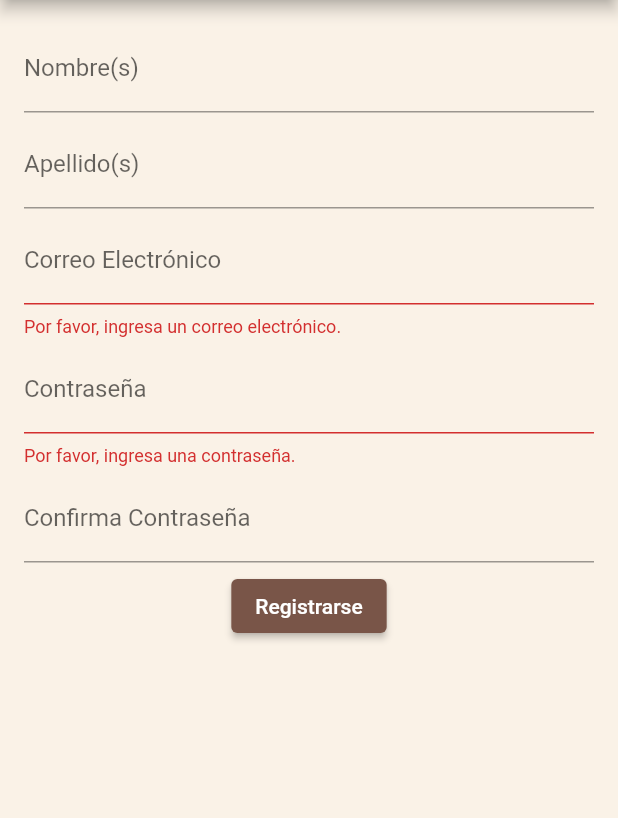
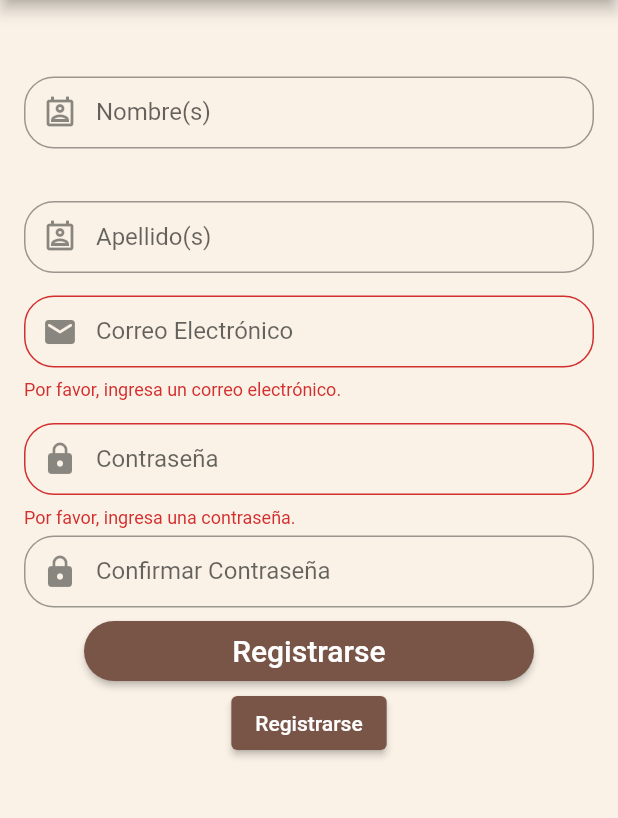
Before and after one commit to cuatedani/gps_baby_care, a Flutter app: the RegistroView screen opened directly, after a tap on "Registrarse", on a phone screen of 412 x 824 dp, the part 84-902 px from its top. Run offline on Flutter 3.47's test engine with Material 2 defaults, Android fonts, the light colour scheme and no system bars; our stand-ins replace cloud_firestore, firebase_core, firebase_storage, image_picker; accounts and stored records are empty; Roboto replaces fonts that are missing (NerkoOne).

Commit message:
Sign in 1.0

```diff
--- a/lib/Vistas/Generales/RegistroView.dart
+++ b/lib/Vistas/Generales/RegistroView.dart
@@ -43,46 +43,163 @@ class _RegistroViewState extends State<RegistroView> {
                 _autovalidateMode, // Define el modo de validación automática
             child: Column(
               children: <Widget>[
+                SizedBox(
+                  height: 35,
+                ),
                 TextFormField(
-                  decoration: InputDecoration(labelText: 'Nombre(s)'),
+                  decoration: InputDecoration(
+                    labelText: "Nombre(s)",
+                    contentPadding: EdgeInsets.symmetric(
+                        vertical:
+                            10.0), // Ajusta el espacio interno del TextFormField
+                    prefixIcon: Padding(
+                      padding: EdgeInsets.only(
+                          left: 12.0), // Ajusta el margen izquierdo del ícono
+                      child: Row(
+                        mainAxisSize: MainAxisSize.min,
+                        children: [
+                          Icon(Icons.perm_contact_cal_outlined),
+                        ],
+                      ),
+                    ),
+                    border: OutlineInputBorder(
+                      borderRadius: BorderRadius.circular(20),
+                    ),
+                  ),
                   controller: name,
                 ),
                 SizedBox(
-                  height: 5,
+                  height: 35,
                 ),
                 TextFormField(
-                  decoration: InputDecoration(labelText: 'Apellido(s)'),
+                  decoration: InputDecoration(
+                    labelText: "Apellido(s)",
+                    contentPadding: EdgeInsets.symmetric(vertical: 10.0),
+                    prefixIcon: Padding(
+                      padding: EdgeInsets.only(
+                          left: 12.0), // Ajusta el margen izquierdo del ícono
+                      child: Row(
+                        mainAxisSize: MainAxisSize.min,
+                        children: [
+                          Icon(Icons.perm_contact_cal_outlined),
+                        ],
+                      ),
+                    ),
+                    border: OutlineInputBorder(
+                      borderRadius: BorderRadius.circular(20),
+                    ),
+                  ),
                   controller: lastname,
                 ),
                 SizedBox(
-                  height: 5,
+                  height: 15,
                 ),
                 TextFormField(
-                  decoration: InputDecoration(labelText: 'Correo Electrónico'),
-                  keyboardType: TextInputType.emailAddress,
+                  decoration: InputDecoration(
+                    labelText: "Correo Electrónico",
+                    contentPadding: EdgeInsets.symmetric(vertical: 10.0),
+                    prefixIcon: Padding(
+                      padding: EdgeInsets.only(
+                          left: 12.0), // Ajusta el margen izquierdo del ícono
+                      child: Row(
+                        mainAxisSize: MainAxisSize.min,
+                        children: [
+                          Icon(Icons.email_rounded),
+                        ],
+                      ),
+                    ),
+                    border: OutlineInputBorder(
+                      borderRadius: BorderRadius.circular(20),
+                    ),
+                  ),
                   controller: email,
-                  validator: validateEmail, // Validación de correo electrónico
+                  validator: validateEmail,
+                  keyboardType: TextInputType
+                      .emailAddress, // Validación de correo electrónico
                 ),
                 SizedBox(
-                  height: 5,
+                  height: 15,
                 ),
                 TextFormField(
-                  decoration: InputDecoration(labelText: 'Contraseña'),
+                  decoration: InputDecoration(
+                    labelText: "Contraseña",
+                    contentPadding: EdgeInsets.symmetric(vertical: 10.0),
+                    prefixIcon: Padding(
+                      padding: EdgeInsets.only(
+                          left: 12.0), // Ajusta el margen izquierdo del ícono
+                      child: Row(
+                        mainAxisSize: MainAxisSize.min,
+                        children: [
+                          Icon(Icons.lock),
+                        ],
+                      ),
+                    ),
+                    border: OutlineInputBorder(
+                      borderRadius: BorderRadius.circular(20),
+                    ),
+                  ),
+                  controller: password1,
                   obscureText: true,
-                  controller: password1,
                   validator: validatePassword,
                 ),
                 SizedBox(
                   height: 5,
                 ),
                 TextFormField(
-                  decoration: InputDecoration(labelText: 'Confirma Contraseña'),
+                  decoration: InputDecoration(
+                    labelText: "Confirmar Contraseña",
+                    contentPadding: EdgeInsets.symmetric(vertical: 10.0),
+                    prefixIcon: Padding(
+                        padding: EdgeInsets.only(
+                            left: 12.0), // Ajusta el margen izquierdo del ícono
+                        child: Row(
+                          mainAxisSize: MainAxisSize.min,
+                          children: [
+                            Icon(Icons.lock),
+                          ],
+                        )),
+                    border: OutlineInputBorder(
+                      borderRadius: BorderRadius.circular(20),
+                    ),
+                  ),
+                  controller: password2,
                   obscureText: true,
-                  controller: password2,
                   validator: confirmPassword,
                 ),
                 SizedBox(
                   height: 5,
+                ),
+                ElevatedButton(
+                  onPressed: () async {
+                    bool isEmailValid =
+                    await UsuarioController.verifEmailUsuario(email.text);
+                    setState(() {
+                      validEmail = isEmailValid;
+                      // Habilita la validación automática al enviar el formulario
+                      _autovalidateMode = AutovalidateMode.onUserInteraction;
+                    });
+                    if (_formKey.currentState!.validate()) {
+                      FuncRegistrar();
+                    }
+                  },
+                  style: ButtonStyle(
+                    fixedSize:
+                    MaterialStateProperty.all<Size>(Size(300, 40)),
+                    backgroundColor:
+                    MaterialStateProperty.all<Color>(Colors.brown),
+                    shape: MaterialStateProperty.all<
+                        RoundedRectangleBorder>(
+                      RoundedRectangleBorder(
+                        borderRadius: BorderRadius.circular(
+                            25.0), // Ajusta el radio según sea necesario
+                      ),
+                    ),
+                  ),
+                  child: Text(
+                    "Registrarse",
+                    style:
+                    TextStyle(fontFamily: 'NerkoOne', fontSize: 20),
+                  ),
                 ),
                 ElevatedButton(
                   style: ButtonStyle(
```
